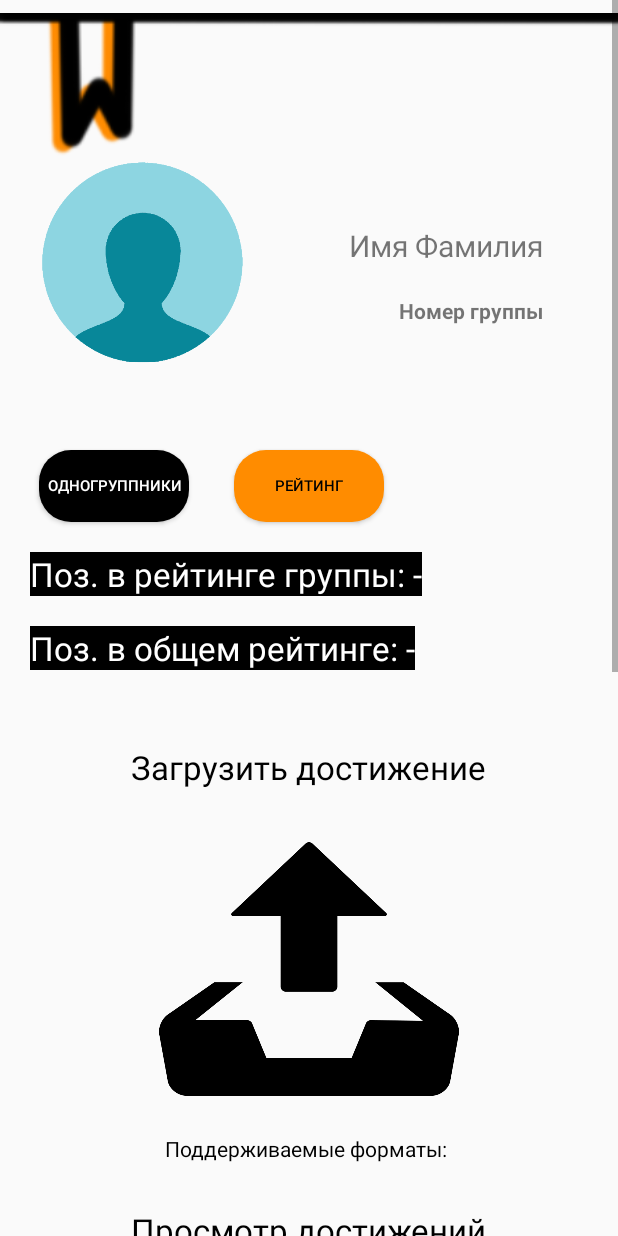
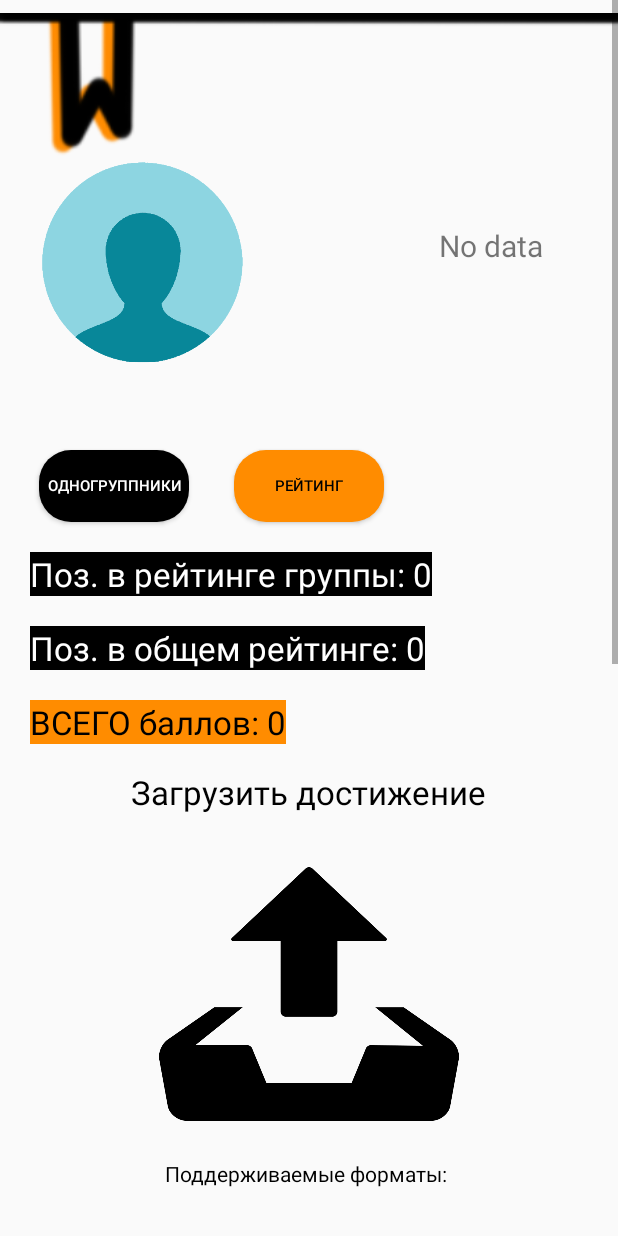
Before and after one commit to GIDROPES/NGIEURATE, an Android app: the ProfileUser screen opened directly, with no data from a screen before it, on a phone screen of 412 x 824 dp. Run offline under Robolectric (Android 15) with nearby library versions, the phone set to English and light mode, and no system bars.

Commit message:
Commit with extra class (dataWriter)

```diff
--- a/app/src/main/java/com/example/ngieurate/MainActivity.java
+++ b/app/src/main/java/com/example/ngieurate/MainActivity.java
@@ -37,6 +37,8 @@ public class MainActivity extends AppCompatActivity {
         signUp.setOnClickListener(new View.OnClickListener() {
             @Override
             public void onClick(View view) {
+                SQLSenderConnector connector = new SQLSenderConnector();
+                connector.sendQueryCHANGING("UPDATE STUDENT_DATA SET ALL_POINTS = POINTS_FROM_ACHIEVS + POINTS_FROM_TEACHERS;");
                 Intent intent = new Intent(MainActivity.this, LoginUser.class);
                 MainActivity.this.startActivity(intent);
             }
@@ -120,5 +122,4 @@ class DelayedPrinter {
             this.offset = offset;
         }
     }
-
 }
--- a/app/src/main/java/com/example/ngieurate/ProfileUser.java
+++ b/app/src/main/java/com/example/ngieurate/ProfileUser.java
@@ -10,17 +10,34 @@ import androidx.fragment.app.FragmentManager;
 import android.app.AlertDialog;
 import android.app.Dialog;
 import android.content.DialogInterface;
+import android.content.SharedPreferences;
 import android.os.Bundle;
 import android.view.View;
 import android.widget.ImageView;
+import android.widget.TextView;
 
 public class ProfileUser extends AppCompatActivity {
     ImageView clickToUpload;
+    TextView nameFio, groupNumber,
+            positionOfAll, positionInGroup,
+            allPoints;
+    String fio, grNum;
+    Integer posAll, posGr, allPnts;
+    SharedPreferences myData;
+
     @Override
     protected void onCreate(Bundle savedInstanceState) {
         super.onCreate(savedInstanceState);
         setContentView(R.layout.activity_profile_user);
-        clickToUpload = (ImageView)  findViewById(R.id.clickToUpload);
+        //сопоставляем кнопочки
+        clickToUpload =  findViewById(R.id.clickToUpload);
+        //сопоставляем текстовые штуки
+        nameFio = findViewById(R.id.nameFio);
+        groupNumber = findViewById(R.id.groupNumber);
+        allPoints = findViewById(R.id.allPoints);
+        positionOfAll = findViewById(R.id.positionOfAll);
+        positionInGroup = findViewById(R.id.positionInGroup);
+        //действия
         clickToUpload.setOnClickListener(new View.OnClickListener() {
             @Override
             public void onClick(View view) {
@@ -29,6 +46,19 @@ public class ProfileUser extends AppCompatActivity {
                 askDialog.show(manager, "askUserUploadDialog");
             }
         });
+        myData = getSharedPreferences(LoginUser.APP_PREFERENCES, MODE_PRIVATE);
+        //строковые
+        fio = myData.getString(LoginUser.APP_PREFERENCES_USER_FIO,"No data");
+        grNum =  myData.getString(LoginUser.APP_PREFERENCES_USER_GROUP,"");
+        //числовые
+        posAll = myData.getInt(LoginUser.APP_PREFERENCES_POSITION_GENERAL, 0);
+        posGr = myData.getInt(LoginUser.APP_PREFERENCES_POSITION_GROUP,0);
+        allPnts = myData.getInt(LoginUser.APP_PREFERENCES_USER_POINTS, 0);
+        //работа с вьюшками
+        nameFio.setText(fio); groupNumber.setText(grNum);
+        allPoints.setText("ВСЕГО баллов: " + String.valueOf(allPnts));
+        positionOfAll.setText("Поз. в общем рейтинге: "+  String.valueOf(posAll)); positionInGroup.setText("Поз. в рейтинге группы: "+ String.valueOf(posGr));
+
     }
     public static class AskUserUploadDialog extends AppCompatDialogFragment{
         @NonNull
--- a/app/src/main/res/layout/activity_profile_user.xml
+++ b/app/src/main/res/layout/activity_profile_user.xml
@@ -38,13 +38,14 @@
 
                         <TextView
                             android:id="@+id/nameFio"
-                            android:layout_width="wrap_content"
+                            android:layout_width="150dp"
                             android:layout_height="wrap_content"
                             android:layout_alignParentTop="true"
                             android:layout_alignParentEnd="true"
                             android:layout_marginTop="150dp"
                             android:layout_marginEnd="50dp"
                             android:text="Имя Фамилия"
+                            android:gravity="right"
                             android:textSize="20sp" />
 
                         <TextView
@@ -113,10 +114,10 @@
                             android:id="@+id/txtUpload"
                             android:layout_width="wrap_content"
                             android:layout_height="wrap_content"
-                            android:layout_below="@id/positionOfAll"
+                            android:layout_below="@+id/allPoints"
+                            android:layout_marginTop="17dp"
+                            android:text="Загрузить достижение"
                             android:layout_centerHorizontal="true"
-                            android:layout_marginTop="50dp"
-                            android:text="Загрузить достижение"
                             android:textColor="@color/black"
                             android:textSize="22dp" />
 
@@ -222,6 +223,18 @@
                             android:layout_marginBottom="10dp"
                             android:src="@drawable/ngieulogo"
                              />
+
+                        <TextView
+                            android:id="@+id/allPoints"
+                            android:layout_width="wrap_content"
+                            android:layout_height="wrap_content"
+                            android:layout_below="@+id/positionOfAll"
+                            android:layout_marginStart="20dp"
+                            android:layout_marginTop="20dp"
+                            android:background="@color/ORANGE_BACKGROUND"
+                            android:text="ВСЕГО баллов: "
+                            android:textColor="@color/black"
+                            android:textSize="22dp" />
                 </RelativeLayout>
 
         </ScrollView>
```
Also changed, not shown: app/src/main/java/com/example/ngieurate/DataStudentWriter.java (added, +64 -0 lines), app/src/main/java/com/example/ngieurate/LoginUser.java (+55 -1 lines), app/src/main/java/com/example/ngieurate/SQLSenderConnector.java (+15 -0 lines).
